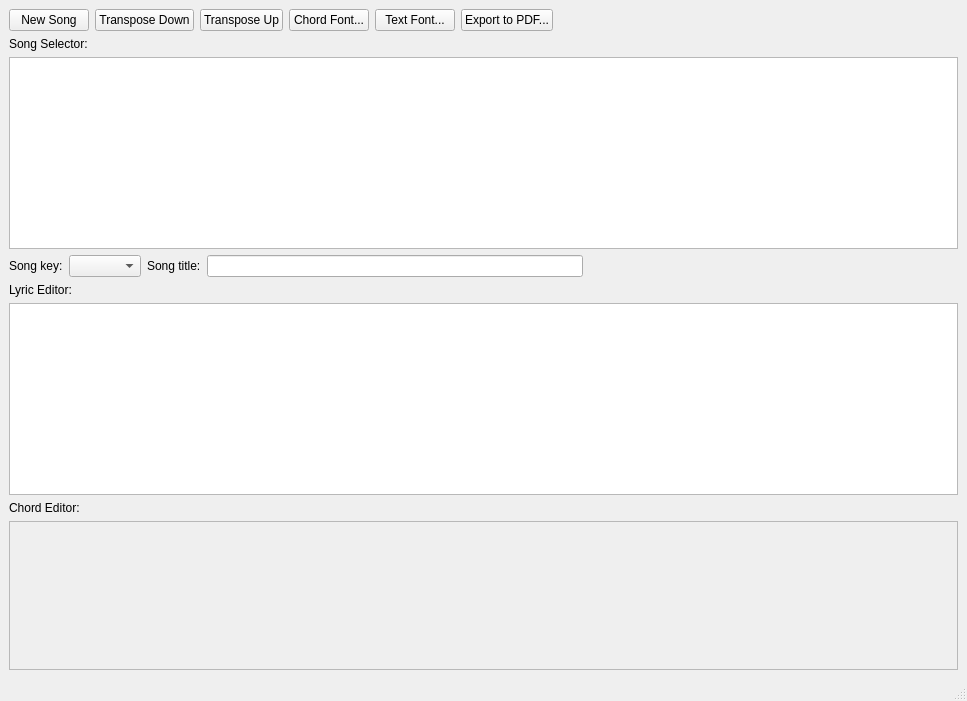
Before: the Qt Designer form src/song_database_reader.ui in matvey83/softChord, drawn with Qt 5.
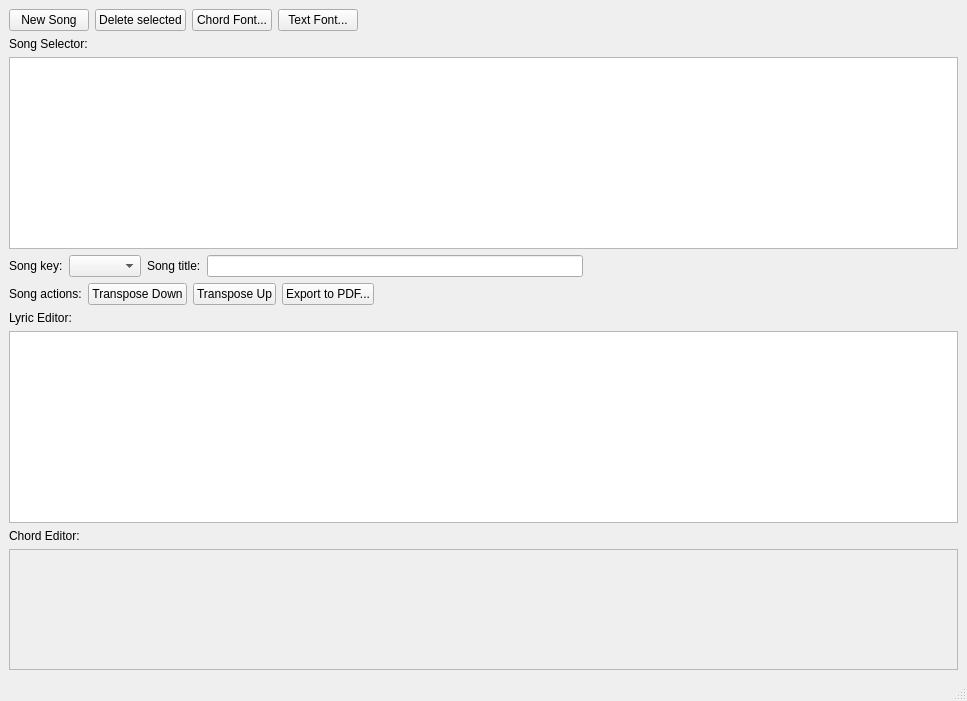
After: the same form once the commit is applied.

Commit message: Added ability to delete selected song(s). Some refactoring.

Patch:
```diff
--- a/src/song_database_reader.ui
+++ b/src/song_database_reader.ui
@@ -16,7 +16,7 @@
   <widget class="QWidget" name="centralwidget">
    <layout class="QVBoxLayout" name="verticalLayout">
     <item>
-     <layout class="QHBoxLayout" name="horizontalLayout_2" stretch="0,0,0,0,0,0,0">
+     <layout class="QHBoxLayout" name="horizontalLayout_2" stretch="0,0,0,0,0">
       <item>
        <widget class="QPushButton" name="new_song_button">
         <property name="text">
@@ -25,16 +25,9 @@
        </widget>
       </item>
       <item>
-       <widget class="QPushButton" name="transpose_down_button">
+       <widget class="QPushButton" name="delete_song_button">
         <property name="text">
-         <string>Transpose Down</string>
-        </property>
-       </widget>
-      </item>
-      <item>
-       <widget class="QPushButton" name="transpose_up_button">
-        <property name="text">
-         <string>Transpose Up</string>
+         <string>Delete selected</string>
         </property>
        </widget>
       </item>
@@ -52,13 +45,6 @@
         </property>
        </widget>
       </item>
-      <item>
-       <widget class="QPushButton" name="export_pdf_button">
-        <property name="text">
-         <string>Export to PDF...</string>
-        </property>
-       </widget>
-      </item>
       <item>
        <spacer name="horizontalSpacer">
         <property name="orientation">
@@ -121,6 +107,51 @@
       </item>
      </layout>
     </item>
+    <item>
+     <layout class="QHBoxLayout" name="horizontalLayout_4" stretch="0,0,0,0,0">
+      <item>
+       <widget class="QLabel" name="label_7">
+        <property name="text">
+         <string>Song actions:</string>
+        </property>
+       </widget>
+      </item>
+      <item>
+       <widget class="QPushButton" name="transpose_down_button">
+        <property name="text">
+         <string>Transpose Down</string>
+        </property>
+       </widget>
+      </item>
+      <item>
+       <widget class="QPushButton" name="transpose_up_button">
+        <property name="text">
+         <string>Transpose Up</string>
+        </property>
+       </widget>
+      </item>
+      <item>
+       <widget class="QPushButton" name="export_pdf_button">
+        <property name="text">
+         <string>Export to PDF...</string>
+        </property>
+       </widget>
+      </item>
+      <item>
+       <spacer name="horizontalSpacer_3">
+        <property name="orientation">
+         <enum>Qt::Horizontal</enum>
+        </property>
+        <property name="sizeHint" stdset="0">
+         <size>
+          <width>40</width>
+          <height>20</height>
+         </size>
+        </property>
+       </spacer>
+      </item>
+     </layout>
+    </item>
     <item>
      <widget class="QLabel" name="label">
       <property name="text">
@@ -149,7 +180,7 @@
          <x>0</x>
          <y>0</y>
          <width>947</width>
-         <height>94</height>
+         <height>79</height>
         </rect>
        </property>
       </widget>
```
The commit also changes 1 other file.
